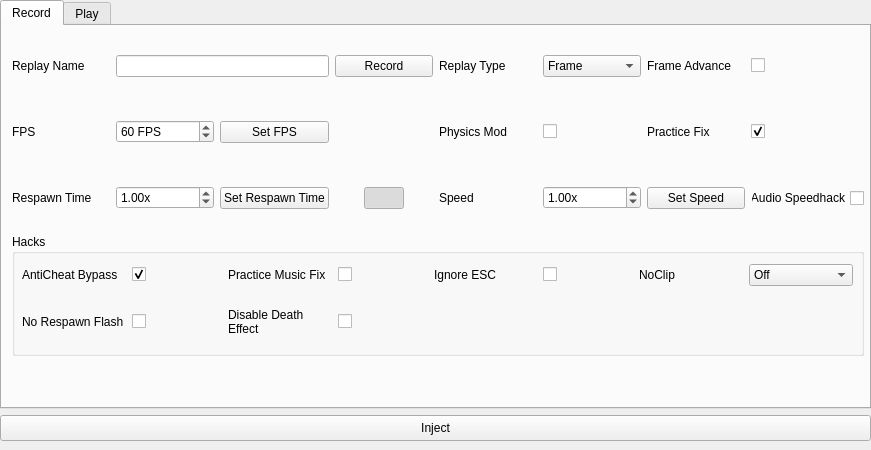
First picture: the form in OmegaBotUI/mainwindow.ui, repository Very-Tall-Midget/OmegaBot2, before the edit.
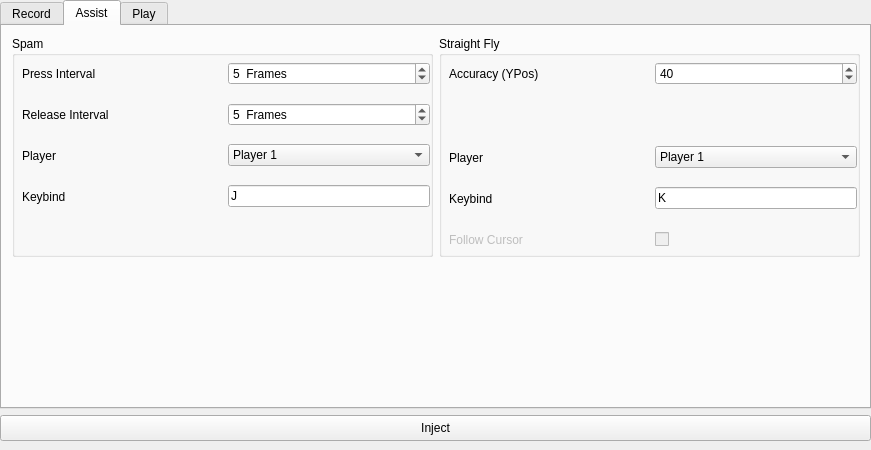
Second picture: the form after the edit. The open tabs and pages were chosen to show the change. Icons and pictures are not drawn.

The edit to the form file:
```diff
--- a/OmegaBotUI/mainwindow.ui
+++ b/OmegaBotUI/mainwindow.ui
@@ -727,6 +727,400 @@
          </layout>
         </widget>
        </widget>
+       <widget class="QWidget" name="assistTab">
+        <attribute name="title">
+         <string>Assist</string>
+        </attribute>
+        <widget class="QWidget" name="gridLayoutWidget_2">
+         <property name="geometry">
+          <rect>
+           <x>10</x>
+           <y>10</y>
+           <width>848</width>
+           <height>221</height>
+          </rect>
+         </property>
+         <layout class="QGridLayout" name="gridLayout_2" rowminimumheight="0">
+          <item row="0" column="1">
+           <widget class="QGroupBox" name="straightFlyGroupBox">
+            <property name="enabled">
+             <bool>true</bool>
+            </property>
+            <property name="title">
+             <string>Straight Fly</string>
+            </property>
+            <widget class="QWidget" name="gridLayoutWidget_4">
+             <property name="geometry">
+              <rect>
+               <x>10</x>
+               <y>20</y>
+               <width>408</width>
+               <height>201</height>
+              </rect>
+             </property>
+             <layout class="QGridLayout" name="gridLayout_5" rowminimumheight="35,35,35,35,35" columnminimumwidth="200,200">
+              <item row="2" column="0">
+               <widget class="QLabel" name="straightFlyPlayerLabel">
+                <property name="enabled">
+                 <bool>true</bool>
+                </property>
+                <property name="sizePolicy">
+                 <sizepolicy hsizetype="Minimum" vsizetype="Minimum">
+                  <horstretch>0</horstretch>
+                  <verstretch>0</verstretch>
+                 </sizepolicy>
+                </property>
+                <property name="text">
+                 <string>Player</string>
+                </property>
+                <property name="buddy">
+                 <cstring>straightFlyPlayerComboBox</cstring>
+                </property>
+               </widget>
+              </item>
+              <item row="0" column="1">
+               <widget class="QSpinBox" name="straightFlyAccuracySpinBox">
+                <property name="enabled">
+                 <bool>true</bool>
+                </property>
+                <property name="cursor">
+                 <cursorShape>PointingHandCursor</cursorShape>
+                </property>
+                <property name="maximum">
+                 <number>200</number>
+                </property>
+                <property name="singleStep">
+                 <number>5</number>
+                </property>
+                <property name="value">
+                 <number>40</number>
+                </property>
+               </widget>
+              </item>
+              <item row="3" column="1">
+               <widget class="QLineEdit" name="straightFlyKeybindLineEdit">
+                <property name="enabled">
+                 <bool>true</bool>
+                </property>
+                <property name="text">
+                 <string>K</string>
+                </property>
+               </widget>
+              </item>
+              <item row="0" column="0">
+               <widget class="QLabel" name="straightFlyAccuracyLabel">
+                <property name="enabled">
+                 <bool>true</bool>
+                </property>
+                <property name="sizePolicy">
+                 <sizepolicy hsizetype="Minimum" vsizetype="Minimum">
+                  <horstretch>0</horstretch>
+                  <verstretch>0</verstretch>
+                 </sizepolicy>
+                </property>
+                <property name="text">
+                 <string>Accuracy (YPos)</string>
+                </property>
+                <property name="buddy">
+                 <cstring>straightFlyAccuracySpinBox</cstring>
+                </property>
+               </widget>
+              </item>
+              <item row="1" column="0">
+               <spacer name="verticalSpacer">
+                <property name="orientation">
+                 <enum>Qt::Vertical</enum>
+                </property>
+                <property name="sizeHint" stdset="0">
+                 <size>
+                  <width>20</width>
+                  <height>40</height>
+                 </size>
+                </property>
+               </spacer>
+              </item>
+              <item row="1" column="1">
+               <spacer name="verticalSpacer_2">
+                <property name="orientation">
+                 <enum>Qt::Vertical</enum>
+                </property>
+                <property name="sizeHint" stdset="0">
+                 <size>
+                  <width>20</width>
+                  <height>40</height>
+                 </size>
+                </property>
+               </spacer>
+              </item>
+              <item row="2" column="1">
+               <widget class="QComboBox" name="straightFlyPlayerComboBox">
+                <property name="enabled">
+                 <bool>true</bool>
+                </property>
+                <property name="cursor">
+                 <cursorShape>PointingHandCursor</cursorShape>
+                </property>
+                <item>
+                 <property name="text">
+                  <string>Player 1</string>
+                 </property>
+                </item>
+                <item>
+                 <property name="text">
+                  <string>Player 2</string>
+                 </property>
+                </item>
+                <item>
+                 <property name="text">
+                  <string>Both</string>
+                 </property>
+                </item>
+               </widget>
+              </item>
+              <item row="3" column="0">
+               <widget class="QLabel" name="straightFlyKeybindLabel">
+                <property name="enabled">
+                 <bool>true</bool>
+                </property>
+                <property name="sizePolicy">
+                 <sizepolicy hsizetype="Minimum" vsizetype="Minimum">
+                  <horstretch>0</horstretch>
+                  <verstretch>0</verstretch>
+                 </sizepolicy>
+                </property>
+                <property name="text">
+                 <string>Keybind</string>
+                </property>
+                <property name="buddy">
+                 <cstring>straightFlyKeybindLineEdit</cstring>
+                </property>
+               </widget>
+              </item>
+              <item row="4" column="0">
+               <widget class="QLabel" name="straightFlyFollowMouseLabel">
+                <property name="enabled">
+                 <bool>false</bool>
+                </property>
+                <property name="text">
+                 <string>Follow Cursor</string>
+                </property>
+                <property name="buddy">
+                 <cstring>straightFlyFollowMouseCheckBox</cstring>
+                </property>
+               </widget>
+              </item>
+              <item row="4" column="1">
+               <widget class="QCheckBox" name="straightFlyFollowMouseCheckBox">
+                <property name="enabled">
+                 <bool>false</bool>
+                </property>
+                <property name="sizePolicy">
+                 <sizepolicy hsizetype="Fixed" vsizetype="Fixed">
+                  <horstretch>0</horstretch>
+                  <verstretch>0</verstretch>
+                 </sizepolicy>
+                </property>
+                <property name="cursor">
+                 <cursorShape>PointingHandCursor</cursorShape>
+                </property>
+                <property name="text">
+                 <string/>
+                </property>
+               </widget>
+              </item>
+             </layout>
+            </widget>
+           </widget>
+          </item>
+          <item row="0" column="0">
+           <widget class="QGroupBox" name="spamGroupBox">
+            <property name="enabled">
+             <bool>true</bool>
+            </property>
+            <property name="title">
+             <string>Spam</string>
+            </property>
+            <widget class="QWidget" name="gridLayoutWidget_5">
+             <property name="geometry">
+              <rect>
+               <x>10</x>
+               <y>20</y>
+               <width>408</width>
+               <height>160</height>
+              </rect>
+             </property>
+             <layout class="QGridLayout" name="gridLayout_4" rowminimumheight="35,35,35,35" columnminimumwidth="200,200">
+              <item row="1" column="0">
+               <widget class="QLabel" name="releaseIntervalLabel">
+                <property name="enabled">
+                 <bool>true</bool>
+                </property>
+                <property name="sizePolicy">
+                 <sizepolicy hsizetype="Minimum" vsizetype="Minimum">
+                  <horstretch>0</horstretch>
+                  <verstretch>0</verstretch>
+                 </sizepolicy>
+                </property>
+                <property name="text">
+                 <string>Release Interval</string>
+                </property>
+                <property name="buddy">
+                 <cstring>releaseIntervalSpinBox</cstring>
+                </property>
+               </widget>
+              </item>
+              <item row="3" column="1">
+               <widget class="QLineEdit" name="spamKeybindLineEdit">
+                <property name="enabled">
+                 <bool>true</bool>
+                </property>
+                <property name="inputMask">
+                 <string/>
+                </property>
+                <property name="text">
+                 <string>J</string>
+                </property>
+               </widget>
+              </item>
+              <item row="2" column="1">
+               <widget class="QComboBox" name="spamPlayerComboBox">
+                <property name="enabled">
+                 <bool>true</bool>
+                </property>
+                <property name="cursor">
+                 <cursorShape>PointingHandCursor</cursorShape>
+                </property>
+                <item>
+                 <property name="text">
+                  <string>Player 1</string>
+                 </property>
+                </item>
+                <item>
+                 <property name="text">
+                  <string>Player 2</string>
+                 </property>
+                </item>
+                <item>
+                 <property name="text">
+                  <string>Both</string>
+                 </property>
+                </item>
+               </widget>
+              </item>
+              <item row="3" column="0">
+               <widget class="QLabel" name="spamKeybindLabel">
+                <property name="enabled">
+                 <bool>true</bool>
+                </property>
+                <property name="sizePolicy">
+                 <sizepolicy hsizetype="Minimum" vsizetype="Minimum">
+                  <horstretch>0</horstretch>
+                  <verstretch>0</verstretch>
+                 </sizepolicy>
+                </property>
+                <property name="text">
+                 <string>Keybind</string>
+                </property>
+                <property name="buddy">
+                 <cstring>spamKeybindLineEdit</cstring>
+                </property>
+               </widget>
+              </item>
+              <item row="2" column="0">
+               <widget class="QLabel" name="spamPlayerLabel">
+                <property name="enabled">
+                 <bool>true</bool>
+                </property>
+                <property name="sizePolicy">
+                 <sizepolicy hsizetype="Minimum" vsizetype="Minimum">
+                  <horstretch>0</horstretch>
+                  <verstretch>0</verstretch>
+                 </sizepolicy>
+                </property>
+                <property name="text">
+                 <string>Player</string>
+                </property>
+                <property name="buddy">
+                 <cstring>spamPlayerComboBox</cstring>
+                </property>
+               </widget>
+              </item>
+              <item row="0" column="0">
+               <widget class="QLabel" name="pressIntervalLabel">
+                <property name="enabled">
+                 <bool>true</bool>
+                </property>
+                <property name="sizePolicy">
+                 <sizepolicy hsizetype="Minimum" vsizetype="Minimum">
+                  <horstretch>0</horstretch>
+                  <verstretch>0</verstretch>
+                 </sizepolicy>
+                </property>
+                <property name="frameShape">
+                 <enum>QFrame::NoFrame</enum>
+                </property>
+                <property name="frameShadow">
+                 <enum>QFrame::Plain</enum>
+                </property>
+                <property name="text">
+                 <string>Press Interval</string>
+                </property>
+                <property name="buddy">
+                 <cstring>pressIntervalSpinBox</cstring>
+                </property>
+               </widget>
+              </item>
+              <item row="1" column="1">
+               <widget class="QSpinBox" name="releaseIntervalSpinBox">
+                <property name="enabled">
+                 <bool>true</bool>
+                </property>
+                <property name="cursor">
+                 <cursorShape>PointingHandCursor</cursorShape>
+                </property>
+                <property name="alignment">
+                 <set>Qt::AlignLeading|Qt::AlignLeft|Qt::AlignVCenter</set>
+                </property>
+                <property name="suffix">
+                 <string>  Frames</string>
+                </property>
+                <property name="maximum">
+                 <number>100</number>
+                </property>
+                <property name="value">
+                 <number>5</number>
+                </property>
+               </widget>
+              </item>
+              <item row="0" column="1">
+               <widget class="QSpinBox" name="pressIntervalSpinBox">
+                <property name="enabled">
+                 <bool>true</bool>
+                </property>
+                <property name="cursor">
+                 <cursorShape>PointingHandCursor</cursorShape>
+                </property>
+                <property name="alignment">
+                 <set>Qt::AlignLeading|Qt::AlignLeft|Qt::AlignVCenter</set>
+                </property>
+                <property name="suffix">
+                 <string>  Frames</string>
+                </property>
+                <property name="maximum">
+                 <number>100</number>
+                </property>
+                <property name="value">
+                 <number>5</number>
+                </property>
+               </widget>
+              </item>
+             </layout>
+            </widget>
+           </widget>
+          </item>
+         </layout>
+        </widget>
+       </widget>
        <widget class="QWidget" name="playTab">
         <attribute name="title">
          <string>Play</string>
```
